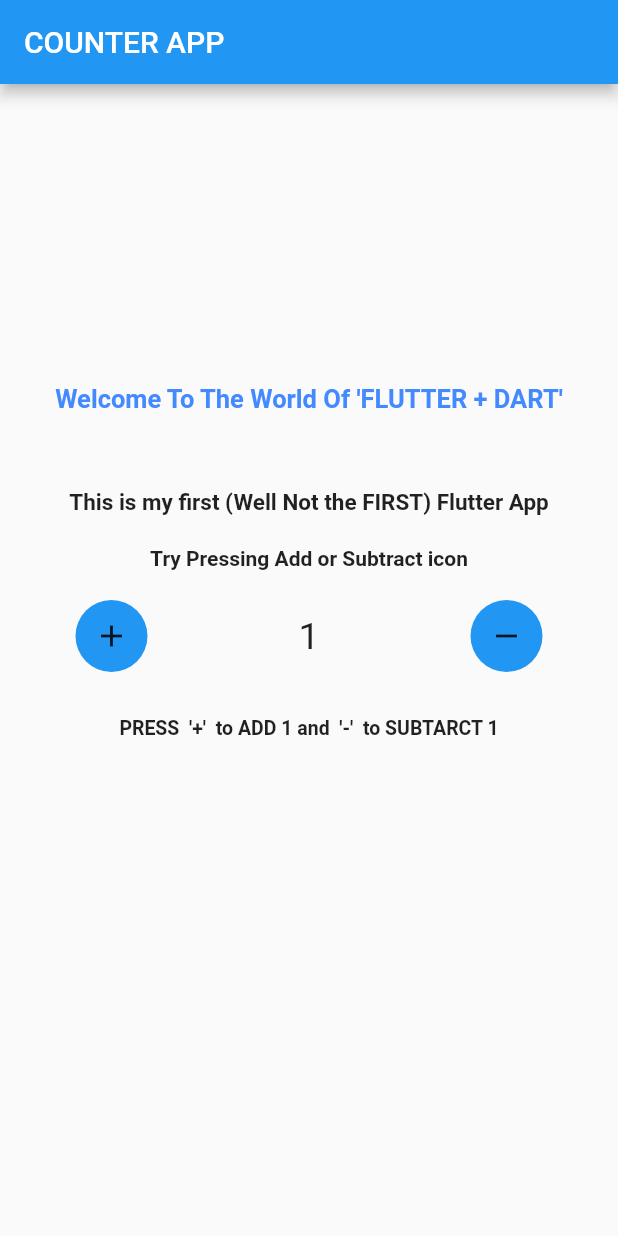
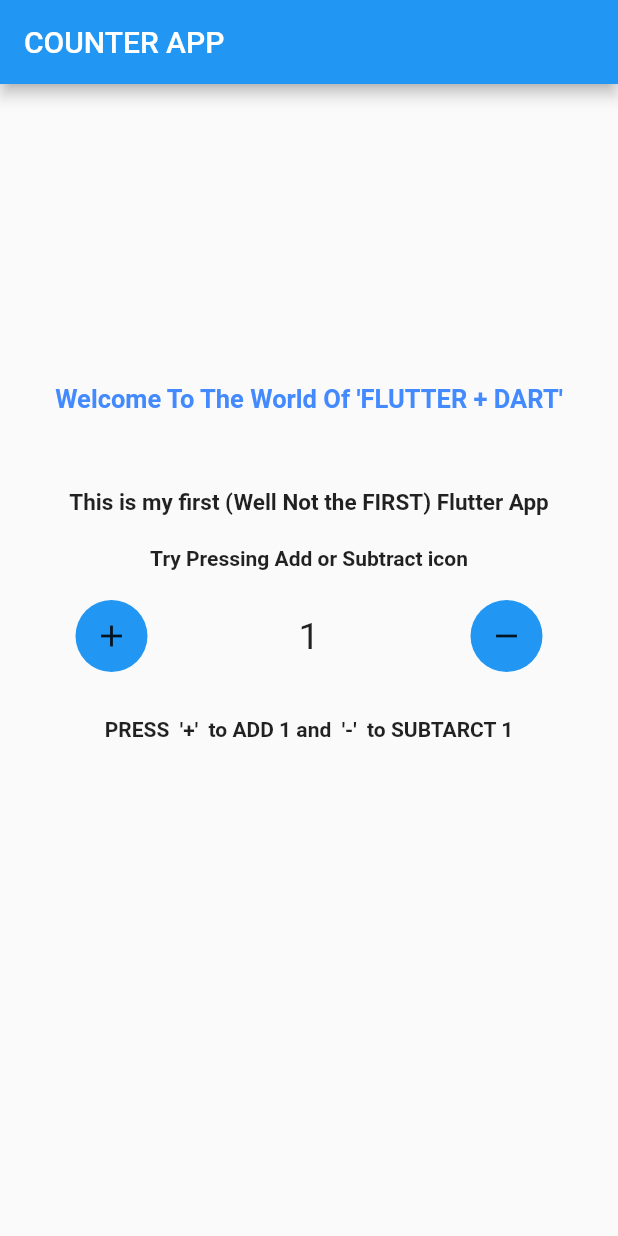
Before and after one commit to bhawesh2002/increment_counter_app, a Flutter app: the screen it shows after launch, after a tap on the "add" icon, on a phone screen of 412 x 824 dp. Run offline on Flutter 3.47's test engine with Material 2 defaults, Android fonts, the phone set to English and light mode, and no system bars.

Commit message:
stylise error text

```diff
--- a/flutter app 1/COUNTER APP/lib/main.dart
+++ b/flutter app 1/COUNTER APP/lib/main.dart
@@ -110,11 +110,14 @@ class _MyHomePageState extends State<MyHomePage> {
             const Padding(padding: EdgeInsets.all(15)),
             LayoutBuilder(builder: (context, constraints) {
               if (_counter == 0) {
-                return const Text("CAN'T GO BELOW ZERO");
+                return const Text(
+                  "CAN'T GO BELOW ZERO",
+                  style: TextStyle(fontSize: 14, fontWeight: FontWeight.bold),
+                );
               } else {
                 return const Text(
                   "PRESS  '+'  to ADD 1 and  '-'  to SUBTARCT 1",
-                  style: TextStyle(fontSize: 13, fontWeight: FontWeight.bold),
+                  style: TextStyle(fontSize: 14, fontWeight: FontWeight.bold),
                 );
               }
             })
```
